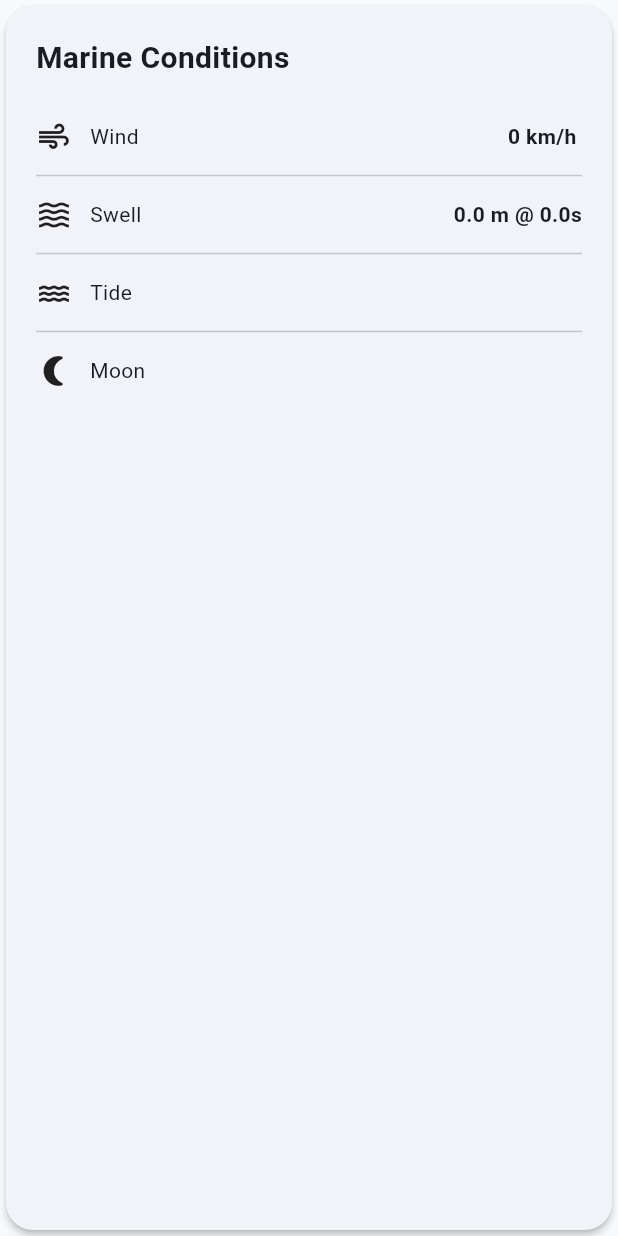
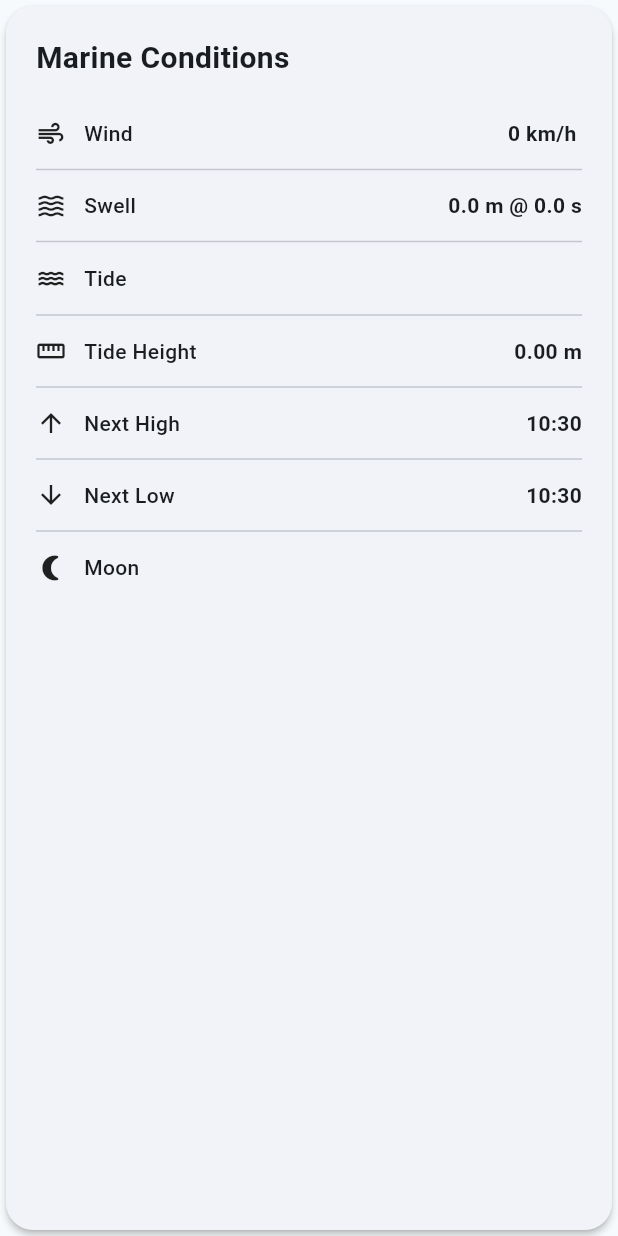
Before and after one commit to pramkhelawan-pixel/project_neptune, a Flutter app: the MarineConditionsCard widget shown alone on an empty page, opened directly with empty values, on a phone screen of 412 x 824 dp. Run offline on Flutter 3.47's test engine with Material 3 defaults, Android fonts, the phone set to English and light mode, and no system bars; our stand-ins replace dio, equatable, flutter_dotenv, flutter_riverpod, go_router, riverpod_annotation and 1 more; accounts and stored records are empty; generated files the repository leaves out were written again; network calls fail.

Commit message:
Sprint 18 - Runtime verification progress

```diff
--- a/lib/features/home/presentation/widgets/marine_conditions_card.dart
+++ b/lib/features/home/presentation/widgets/marine_conditions_card.dart
@@ -1,4 +1,5 @@
 import 'package:flutter/material.dart';
+import 'package:intl/intl.dart';
 
 import '../../../marine/domain/models/marine_conditions.dart';
 
@@ -9,6 +10,14 @@ class MarineConditionsCard extends StatelessWidget {
     super.key,
     required this.conditions,
   });
+
+  String _formatTime(DateTime? dateTime) {
+    if (dateTime == null) {
+      return 'Not Available';
+    }
+
+    return DateFormat('HH:mm').format(dateTime.toLocal());
+  }
 
   @override
   Widget build(BuildContext context) {
@@ -29,27 +38,59 @@ class MarineConditionsCard extends StatelessWidget {
                 fontWeight: FontWeight.bold,
               ),
             ),
+
             const SizedBox(height: 20),
+
             _ConditionRow(
               icon: Icons.air,
               label: 'Wind',
               value:
               '${conditions.windSpeed.toStringAsFixed(0)} km/h ${conditions.windDirection}',
             ),
+
             const Divider(),
+
             _ConditionRow(
               icon: Icons.waves,
               label: 'Swell',
               value:
-              '${conditions.swellHeight.toStringAsFixed(1)} m @ ${conditions.swellPeriod}s',
+              '${conditions.swellHeight.toStringAsFixed(1)} m @ ${conditions.swellPeriod.toStringAsFixed(1)} s',
             ),
+
             const Divider(),
+
             _ConditionRow(
               icon: Icons.water,
               label: 'Tide',
-              value: conditions.tide,
+              value: conditions.tideState,
             ),
+
             const Divider(),
+
+            _ConditionRow(
+              icon: Icons.straighten,
+              label: 'Tide Height',
+              value: '${conditions.tideHeight.toStringAsFixed(2)} m',
+            ),
+
+            const Divider(),
+
+            _ConditionRow(
+              icon: Icons.arrow_upward,
+              label: 'Next High',
+              value: _formatTime(conditions.nextHighTide),
+            ),
+
+            const Divider(),
+
+            _ConditionRow(
+              icon: Icons.arrow_downward,
+              label: 'Next Low',
+              value: _formatTime(conditions.nextLowTide),
+            ),
+
+            const Divider(),
+
             _ConditionRow(
               icon: Icons.nightlight_round,
               label: 'Moon',
@@ -79,11 +120,19 @@ class _ConditionRow extends StatelessWidget {
       padding: const EdgeInsets.symmetric(vertical: 6),
       child: Row(
         children: [
-          Icon(icon),
+          Icon(icon, size: 20),
+
           const SizedBox(width: 12),
+
           Expanded(
-            child: Text(label),
+            child: Text(
+              label,
+              style: const TextStyle(
+                fontWeight: FontWeight.w500,
+              ),
+            ),
           ),
+
           Text(
             value,
             style: const TextStyle(
--- a/lib/features/marine/domain/models/marine_conditions.dart
+++ b/lib/features/marine/domain/models/marine_conditions.dart
@@ -5,7 +5,21 @@ class MarineConditions {
   final double swellHeight;
   final double swellPeriod;
 
+  /// Existing field used by the current UI.
   final String tide;
+
+  /// Current tide height in metres.
+  final double tideHeight;
+
+  /// Next predicted high tide.
+  final DateTime? nextHighTide;
+
+  /// Next predicted low tide.
+  final DateTime? nextLowTide;
+
+  /// Tide state such as "Incoming", "Outgoing",
+  /// "High", "Low", or "Unknown".
+  final String tideState;
 
   final String moonPhase;
 
@@ -18,8 +32,42 @@ class MarineConditions {
     required this.swellHeight,
     required this.swellPeriod,
     required this.tide,
+    required this.tideHeight,
+    required this.nextHighTide,
+    required this.nextLowTide,
+    required this.tideState,
     required this.moonPhase,
     required this.sunrise,
     required this.sunset,
   });
+
+  MarineConditions copyWith({
+    double? windSpeed,
+    String? windDirection,
+    double? swellHeight,
+    double? swellPeriod,
+    String? tide,
+    double? tideHeight,
+    DateTime? nextHighTide,
+    DateTime? nextLowTide,
+    String? tideState,
+    String? moonPhase,
+    DateTime? sunrise,
+    DateTime? sunset,
+  }) {
+    return MarineConditions(
+      windSpeed: windSpeed ?? this.windSpeed,
+      windDirection: windDirection ?? this.windDirection,
+      swellHeight: swellHeight ?? this.swellHeight,
+      swellPeriod: swellPeriod ?? this.swellPeriod,
+      tide: tide ?? this.tide,
+      tideHeight: tideHeight ?? this.tideHeight,
+      nextHighTide: nextHighTide ?? this.nextHighTide,
+      nextLowTide: nextLowTide ?? this.nextLowTide,
+      tideState: tideState ?? this.tideState,
+      moonPhase: moonPhase ?? this.moonPhase,
+      sunrise: sunrise ?? this.sunrise,
+      sunset: sunset ?? this.sunset,
+    );
+  }
 }
```
Also changed, not shown: lib/features/marine/data/datasources/tide_remote_data_source.dart (added, +33 -0 lines), lib/features/marine/data/mappers/marine_mapper.dart (+10 -3 lines), lib/features/marine/data/mappers/tide_mapper.dart (added, +93 -0 lines), lib/features/marine/data/models/open_meteo_response_dto.dart (added, +17 -0 lines), lib/features/marine/data/models/tide_dto.dart (added, +119 -0 lines), lib/features/marine/data/repositories/marine_repository_impl.dart (+34 -7 lines), lib/main.dart (+8 -1 lines).
